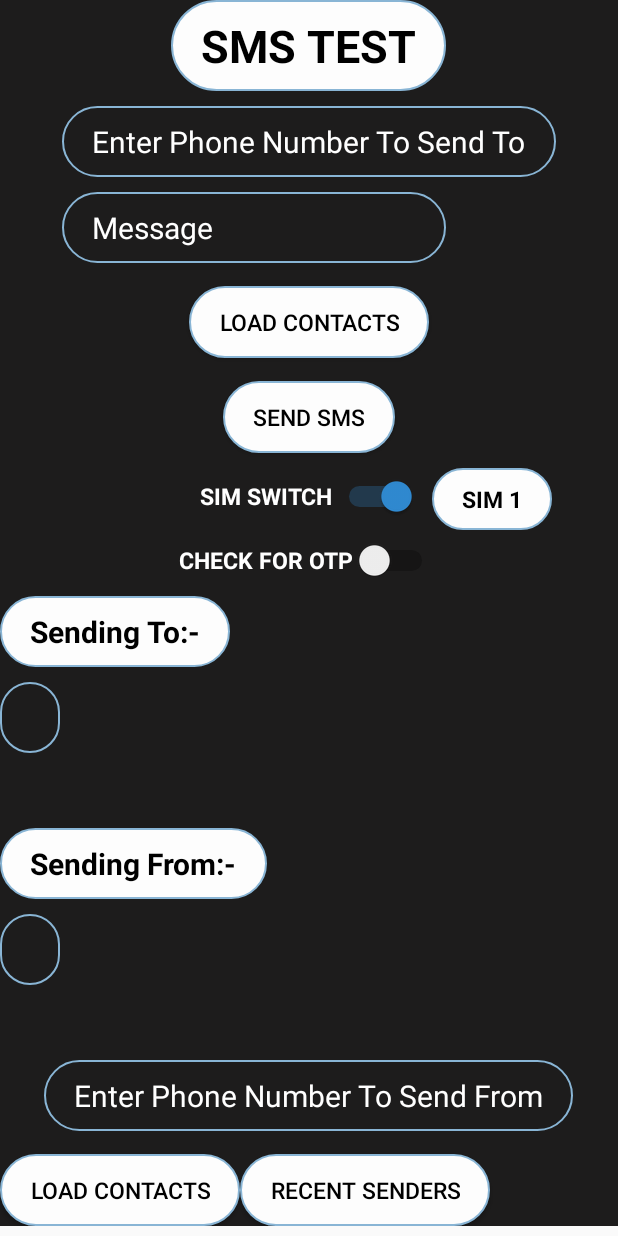
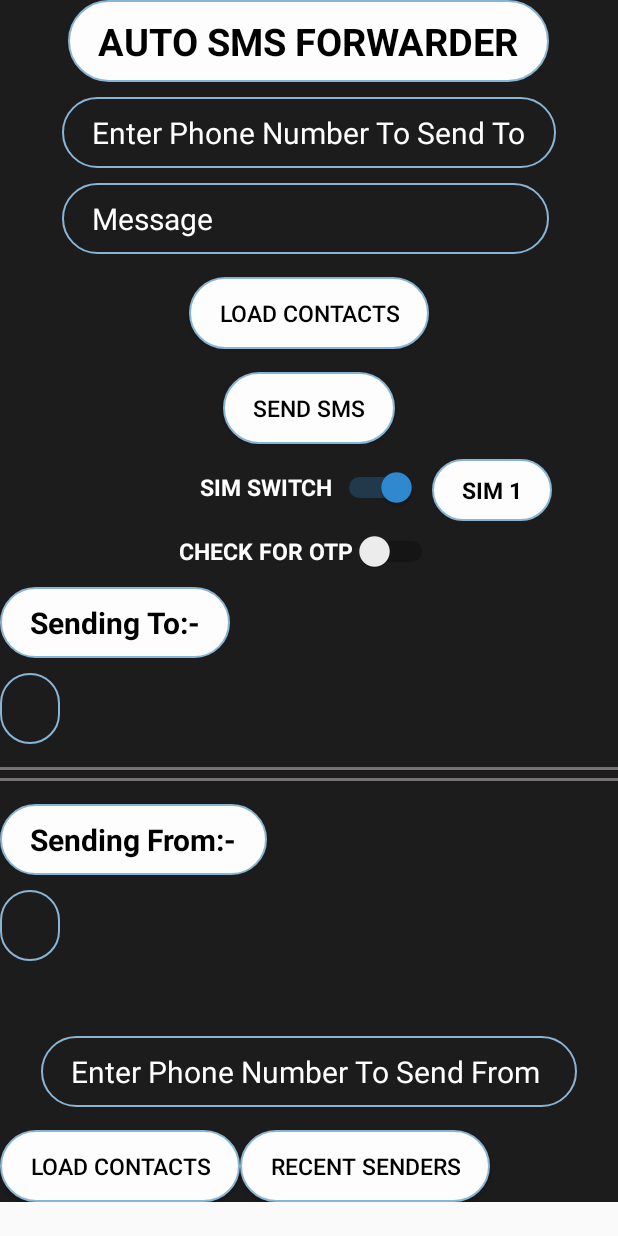
Before and after one commit to souvikchakraborty98/SMSTest, an Android app: the screen it shows after launch (MainActivity), on a phone screen of 412 x 824 dp. Run offline under Robolectric (Android 15) with nearby library versions, the phone set to English and light mode, and no system bars.

Commit message:
Stable_050819

```diff
--- a/app/src/main/java/com/hfad/smstest/MainActivity.java
+++ b/app/src/main/java/com/hfad/smstest/MainActivity.java
@@ -29,6 +29,9 @@ import android.widget.Switch;
 import android.widget.TextView;
 import android.widget.Toast;
 import android.view.View;
+
+import org.w3c.dom.Text;
+
 import java.security.spec.ECField;
 import java.util.regex.Matcher;
 import java.util.regex.Pattern;
@@ -43,10 +46,12 @@ public class MainActivity extends AppCompatActivity {
     Button sendSMS;
     public String phone, name ;
     public static String setNum;
-    EditText phoneNumber;
-    public static EditText phoneNumber2;
-    EditText sendList;
-    public static EditText sendList2;
+    public static EditText phoneNumber;
+    public static TextView phoneNumber2;
+    public static TextView toSend;
+    public static TextView sentFrom;
+    public static TextView sendList;
+    public static TextView sendList2;
     EditText smsText;
     boolean  sendto,sendfrom;
     private static final int RESULT_PICK_CONTACT = 1234;
@@ -190,9 +195,49 @@ public class MainActivity extends AppCompatActivity {
         sendfrom=false;
         sendto=false;
         phoneNumber = (EditText) findViewById(R.id.editText);
-        phoneNumber2 = (EditText) findViewById(R.id.numToSendFrom);
-        sendList=(EditText)findViewById(R.id.sentList);
-        sendList2=(EditText)findViewById(R.id.sendFrom);
+        phoneNumber2 = (TextView) findViewById(R.id.numToSendFrom);
+        sendList=(TextView)findViewById(R.id.sentList);
+        sendList.setOnClickListener(new View.OnClickListener(){
+            @Override
+            public void onClick(View v) {
+
+                Toast.makeText(MainActivity.this,"Press \"Load Contacts\" above" ,Toast.LENGTH_LONG).show();
+
+            }
+
+        });
+
+
+        sendList2=(TextView)findViewById(R.id.sendFrom);
+        sendList2.setOnClickListener(new View.OnClickListener(){
+            @Override
+            public void onClick(View v) {
+
+                Toast.makeText(MainActivity.this,"Press \"Load Contacts\" or \"Recent Senders\" below" ,Toast.LENGTH_LONG).show();
+
+            }
+
+        });
+        toSend=(TextView)findViewById(R.id.toSend);
+        toSend.setOnClickListener(new View.OnClickListener(){
+            @Override
+            public void onClick(View v) {
+
+                Toast.makeText(MainActivity.this,"Press \"Load Contacts\" above" ,Toast.LENGTH_LONG).show();
+
+            }
+
+        });
+        sentFrom=(TextView)findViewById(R.id.sentFrom);
+        sentFrom.setOnClickListener(new View.OnClickListener(){
+            @Override
+            public void onClick(View v) {
+
+                Toast.makeText(MainActivity.this,"Press \"Load Contacts\" or \"Recent Senders\" below" ,Toast.LENGTH_LONG).show();
+
+            }
+
+        });
         sim=(TextView)findViewById(R.id.SIM);
         sb = (Switch) findViewById(R.id.sim_switch);
         sb.setTextOff("SIM 2");
@@ -277,11 +322,6 @@ public class MainActivity extends AppCompatActivity {
               String simState = extras.getString("SIMSTATUS");
               String OTPFLAG = extras.getString("otpCheck");
               phoneNumber.setText(phno);
-              sendList.setText(sndlist);
-              //  Log.e("savedExtra",savedExtra );
-              phoneNumber2.setText(savedExtra);
-              setNum = savedExtra;
-              sendList2.setText("Name : " + savedExtra + "\n" + "Phone No. : null");
               if(simState.equals("SIM 1")) {
                   sb.setChecked(true);
                   sim.setText("SIM 1");
@@ -301,7 +341,19 @@ public class MainActivity extends AppCompatActivity {
                   sc.setChecked(false);
                   otp_flag=0;
               }
-              phoneNumber2.requestFocus();
+              sendList.setText(sndlist);
+              //  Log.e("savedExtra",savedExtra );
+              if(savedExtra.equals("null")) {
+                  sendList2.setText("");
+                  phoneNumber2.setText("");
+                  setNum = "";
+              }
+              else {
+                  sendList2.setText("Name : " + savedExtra + "\n" + "Phone No. : null");
+                  phoneNumber2.setText(savedExtra);
+                  setNum = savedExtra;
+              }
+             // phoneNumber2.requestFocus();
               ldSendersFlag = 0;
           }
           catch (Exception e)
@@ -326,7 +378,7 @@ public class MainActivity extends AppCompatActivity {
                     String otp = "";
                     while (matcher.find()) {
                         otp = matcher.group();
-                        sms = "Your OTP is : " + otp;
+                        sms = "Your OTP is : " + otp;   //TODO : Fix this- Working only if otp is the last 6 digit pattern
                         flagOTP = 1;
 
                     }
@@ -379,10 +431,10 @@ public class MainActivity extends AppCompatActivity {
 
 
        phoneNumber = (EditText) findViewById(R.id.editText);
-        phoneNumber2 = (EditText) findViewById(R.id.numToSendFrom);
+        phoneNumber2 = (TextView) findViewById(R.id.numToSendFrom);
 
-        sendList=(EditText)findViewById(R.id.sentList);
-        sendList2=(EditText)findViewById(R.id.sendFrom);
+        sendList=(TextView) findViewById(R.id.sentList);
+        sendList2=(TextView)findViewById(R.id.sendFrom);
 
         if (Build.VERSION.SDK_INT >= 23) {
             if (checkPermission()) {
@@ -416,6 +468,16 @@ public class MainActivity extends AppCompatActivity {
             }
         });
 
+        phoneNumber2=(TextView)findViewById(R.id.numToSendFrom);
+        phoneNumber2.setOnClickListener(new View.OnClickListener(){
+            @Override
+            public void onClick(View v) {
+
+                Toast.makeText(MainActivity.this, "Press \"Load Contacts\" or \"Recent Senders\" below", Toast.LENGTH_SHORT).show();
+
+            }
+
+        });
         ldSenders = (Button)findViewById(R.id.getSender);
         ldSenders.setOnClickListener(new View.OnClickListener() {
             @Override
--- a/app/src/main/res/layout/activity_main.xml
+++ b/app/src/main/res/layout/activity_main.xml
@@ -20,11 +20,25 @@
             android:layout_alignParentTop="true"
             android:layout_centerHorizontal="true"
             android:background="@drawable/rounded_border"
-            android:text="SMS TEST"
+            android:text="AUTO SMS FORWARDER"
             android:textColor="@android:color/black"
-            android:textSize="30sp"
+            android:textSize="25sp"
             android:textStyle="bold" />
 
+        <View
+            android:id="@+id/View1"
+            android:layout_width="match_parent"
+            android:layout_height="2dp"
+            android:background="#747272"
+            android:layout_below="@+id/sentList"
+            android:layout_marginTop="15dp"/>
+        <View
+            android:id="@+id/View2"
+            android:layout_width="match_parent"
+            android:layout_height="2dp"
+            android:background="#747272"
+            android:layout_below="@+id/View1"
+            android:layout_marginTop="5dp"/>
 
         <EditText
             android:id="@+id/editText"
@@ -143,7 +157,7 @@
             android:textSize="20sp"
             android:textStyle="bold" />
 
-        <EditText
+        <TextView
             android:id="@+id/sentList"
             android:layout_width="wrap_content"
             android:layout_height="wrap_content"
@@ -158,15 +172,15 @@
             android:id="@+id/sentFrom"
             android:layout_width="wrap_content"
             android:layout_height="wrap_content"
-            android:layout_below="@+id/sentList"
-            android:layout_marginTop="50dp"
+            android:layout_below="@+id/View2"
+            android:layout_marginTop="15dp"
             android:background="@drawable/rounded_border"
             android:text="Sending From:-"
             android:textColor="@android:color/black"
             android:textSize="20sp"
             android:textStyle="bold" />
 
-        <EditText
+        <TextView
             android:id="@+id/sendFrom"
             android:layout_width="wrap_content"
             android:layout_height="wrap_content"
@@ -177,7 +191,7 @@
             android:textColor="@android:color/white"
             android:textSize="20sp" />
 
-        <EditText
+        <TextView
             android:id="@+id/numToSendFrom"
             android:layout_width="wrap_content"
             android:layout_height="wrap_content"
@@ -186,7 +200,7 @@
             android:layout_marginTop="50dp"
             android:textCursorDrawable="@drawable/color_cursor"
             android:background="@drawable/rounded_border_transparent"
-            android:hint="Enter Phone Number To Send From"
+            android:hint="Enter Phone Number To Send From "
             android:phoneNumber="true"
             android:textColorHint="@color/abc_primary_text_material_dark"
             android:textSize="20sp" />
--- a/app/src/main/res/layout/activity_recent_sms.xml
+++ b/app/src/main/res/layout/activity_recent_sms.xml
@@ -15,9 +15,9 @@
         android:layout_alignParentTop="true"
         android:layout_centerHorizontal="true"
         android:background="@drawable/rounded_border"
-        android:text="SMS TEST"
+        android:text="AUTO SMS FORWARDER"
         android:textColor="@android:color/black"
-        android:textSize="30sp"
+        android:textSize="25sp"
         android:textStyle="bold" />
 
     <ListView
--- a/app/src/main/res/layout/loading_circle.xml
+++ b/app/src/main/res/layout/loading_circle.xml
@@ -12,9 +12,9 @@
         android:layout_alignParentTop="true"
         android:layout_centerHorizontal="true"
         android:background="@drawable/rounded_border"
-        android:text="SMS TEST"
+        android:text="AUTO SMS FORWARDER"
         android:textColor="@android:color/black"
-        android:textSize="30sp"
+        android:textSize="25sp"
         android:textStyle="bold" />
 
     <ProgressBar
--- a/app/src/main/res/values/strings.xml
+++ b/app/src/main/res/values/strings.xml
@@ -1,4 +1,4 @@
 <?xml version="1.0" encoding="utf-8"?>
 <resources>
-    <string name="app_name">SMS Test</string>
+    <string name="app_name">ASF</string>
 </resources>
```
Also changed, not shown: app/src/main/java/com/hfad/smstest/recentSMS.java (+5 -4 lines).
